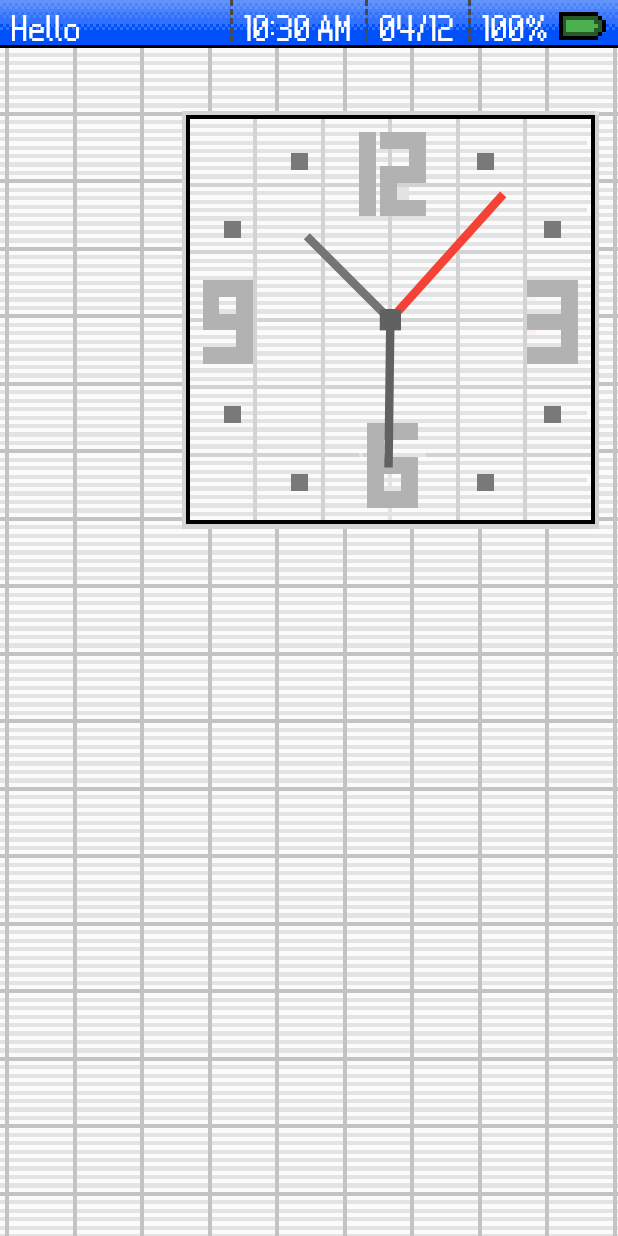
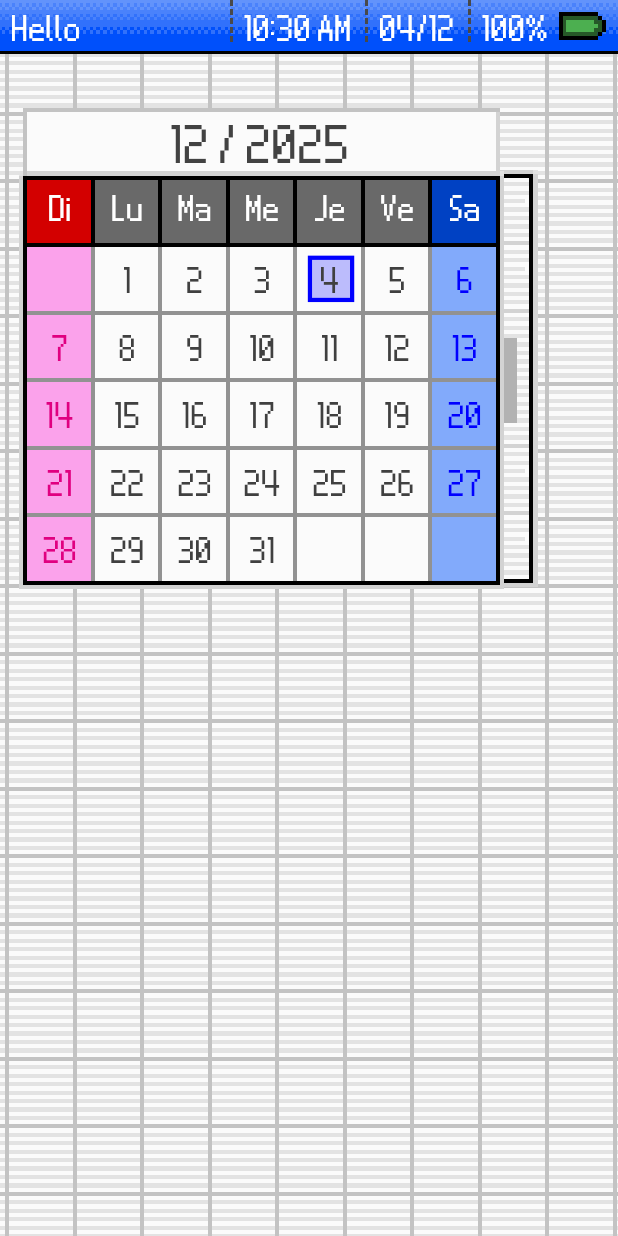
Before and after one commit to JeromeGsq/nds_gui_kit, a Flutter app: the screen it shows after launch, on a phone screen of 412 x 824 dp. Run offline on Flutter 3.47's test engine with Material 3 defaults, Android fonts, the phone set to English and light mode, and no system bars; our stand-ins replace battery_plus, gap; missing offline and left inert: external_display.

Commit message:
Enhance main application structure and UI components
- Added `NDSCalendar` widget to `TopScreen` in `main_page.dart`.
- Adjusted positioning of `NDSClock` for better layout.
- Refactored `main.dart` to support external display functionality with dedicated views for top and bottom screens.
- Improved `ImagePP` widget to accept an optional scale parameter.
- Updated `NDSText` widget to allow customizable font size.
- Increased height of `NDSTopBar` and adjusted padding for better visual alignment.

```diff
--- a/lib/main.dart
+++ b/lib/main.dart
@@ -1,26 +1,60 @@
+import 'package:external_display/external_display.dart';
 import 'package:flutter/material.dart';
 import 'package:flutter/services.dart';
 import 'package:nds_gui_kit/main_page.dart';
 
 const double scaleFactor = 5.625 / 2;
-void main() {
+
+void main() async {
+  WidgetsFlutterBinding.ensureInitialized();
+  SystemChrome.setEnabledSystemUIMode(SystemUiMode.immersiveSticky);
+
+  final screens = await externalDisplay.getScreen();
+  if (screens.length > 1) {
+    await externalDisplay.connect(
+      routeName: 'externalDisplayMain',
+      targetScreen: 1,
+    );
+  }
+
+  runApp(const TopDisplayView());
+}
+
+@pragma('vm:entry-point')
+void externalDisplayMain() {
   WidgetsFlutterBinding.ensureInitialized();
   SystemChrome.setEnabledSystemUIMode(SystemUiMode.immersiveSticky);
 
   runApp(
     const MaterialApp(
       debugShowCheckedModeBanner: false,
-      home: SizedBox(width: 1920, height: 1080, child: TopScreen()),
+      home: BottomDisplayView(),
     ),
   );
 }
 
-@pragma('vm:entry-point')
-void externalDisplayMain() {
-  runApp(
-    MaterialApp(
+class TopDisplayView extends StatelessWidget {
+  const TopDisplayView({super.key});
+
+  @override
+  Widget build(BuildContext context) {
+    return MaterialApp(
       debugShowCheckedModeBanner: false,
-      home: SizedBox(width: 1240, height: 1080, child: BottomScreen()),
-    ),
-  );
+      home: SizedBox(width: 1920, height: 1080, child: TopScreen()),
+    );
+  }
 }
+
+class BottomDisplayView extends StatelessWidget {
+  const BottomDisplayView({super.key});
+
+  @override
+  Widget build(BuildContext context) {
+    return Scaffold(
+      backgroundColor: Colors.lightBlue,
+      body: Center(
+        child: SizedBox(width: 1240, height: 1080, child: BottomScreen()),
+      ),
+    );
+  }
+}
--- a/lib/main_page.dart
+++ b/lib/main_page.dart
@@ -2,6 +2,7 @@ import 'package:flutter/material.dart';
 import 'package:nds_gui_kit/widgets/background_bottom.dart';
 import 'package:nds_gui_kit/widgets/background_top.dart';
 import 'package:nds_gui_kit/widgets/battery.dart';
+import 'package:nds_gui_kit/widgets/calendar.dart';
 import 'package:nds_gui_kit/widgets/clock.dart';
 import 'package:nds_gui_kit/widgets/text.dart';
 import 'package:nds_gui_kit/widgets/top_bar.dart';
@@ -36,7 +37,8 @@ class TopScreen extends StatelessWidget {
         ),
 
         // Content
-        Positioned(left: 121, top: 74, child: const NDSClock()),
+        Positioned(left: 80, top: 113, child: const NDSClock()),
+        Positioned(right: 76, top: 72, child: const NDSCalendar()),
       ],
     );
   }
--- /dev/null
+++ b/lib/widgets/calendar.dart
@@ -0,0 +1,170 @@
+import 'dart:async';
+
+import 'package:flutter/material.dart';
+import 'package:nds_gui_kit/main.dart';
+import 'package:nds_gui_kit/widgets/image_pp.dart';
+import 'package:nds_gui_kit/widgets/text.dart';
+
+class NDSCalendar extends StatefulWidget {
+  const NDSCalendar({super.key});
+
+  @override
+  NDSCalendarState createState() => NDSCalendarState();
+}
+
+class NDSCalendarState extends State<NDSCalendar> {
+  late DateTime _currentDate;
+  late Timer _timer;
+
+  static const double _cellWidth = 16;
+  static const double _cellHeight = 16;
+  static const double _headerHeight = 14.5;
+  static const double _weekdayHeight = 16;
+
+  @override
+  void initState() {
+    super.initState();
+    _currentDate = DateTime.now();
+
+    _timer = Timer.periodic(Duration(hours: 1), (timer) {
+      setState(() {
+        _currentDate = DateTime.now();
+      });
+    });
+  }
+
+  @override
+  void dispose() {
+    _timer.cancel();
+    super.dispose();
+  }
+
+  @override
+  Widget build(BuildContext context) {
+    final int year = _currentDate.year;
+    final int month = _currentDate.month;
+    final int today = _currentDate.day;
+
+    final firstDayOfMonth = DateTime(year, month, 1);
+    final daysInMonth = DateTime(year, month + 1, 0).day;
+    int startWeekday = firstDayOfMonth.weekday % 7;
+
+    return Stack(
+      children: [
+        ImagePP('assets/images/calendar.png'),
+        Positioned(
+          top: 2 * scaleFactor,
+          left: 0,
+          right: 0,
+          child: Center(
+            child: NDSText(
+              text: '${month.toString().padLeft(2, '0')} / $year',
+              fontSize: 16 * scaleFactor,
+              color: Colors.grey[800]!,
+            ),
+          ),
+        ),
+        Positioned(
+          top: (_headerHeight + 1) * scaleFactor,
+          left: 2 * scaleFactor,
+          child: _buildWeekdayHeader(),
+        ),
+        Positioned(
+          top: (_headerHeight + _weekdayHeight + 2) * scaleFactor,
+          left: 2 * scaleFactor,
+          child: _buildDaysGrid(daysInMonth, startWeekday, today),
+        ),
+      ],
+    );
+  }
+
+  Widget _buildWeekdayHeader() {
+    final weekdays = ['Di', 'Lu', 'Ma', 'Me', 'Je', 'Ve', 'Sa'];
+
+    return Row(
+      mainAxisSize: MainAxisSize.min,
+      children: List.generate(7, (index) {
+        return SizedBox(
+          width: _cellWidth * scaleFactor,
+          height: _cellHeight * scaleFactor,
+          child: Center(child: NDSText(text: weekdays[index])),
+        );
+      }),
+    );
+  }
+
+  Widget _buildDaysGrid(int daysInMonth, int startWeekday, int today) {
+    List<Widget> rows = [];
+    int dayCounter = 1;
+
+    int totalCells = startWeekday + daysInMonth;
+    int numWeeks = (totalCells / 7).ceil();
+
+    for (int week = 0; week < numWeeks; week++) {
+      List<Widget> dayCells = [];
+
+      for (int weekday = 0; weekday < 7; weekday++) {
+        int cellIndex = week * 7 + weekday;
+
+        if (cellIndex < startWeekday || dayCounter > daysInMonth) {
+          dayCells.add(
+            SizedBox(
+              width: _cellWidth * scaleFactor,
+              height: _cellHeight * scaleFactor,
+            ),
+          );
+        } else {
+          bool isToday = dayCounter == today;
+          dayCells.add(_buildDayCell(dayCounter, weekday, isToday));
+          dayCounter++;
+        }
+      }
+
+      rows.add(Row(mainAxisSize: MainAxisSize.min, children: dayCells));
+    }
+
+    return Column(mainAxisSize: MainAxisSize.min, children: rows);
+  }
+
+  Widget _buildDayCell(int day, int weekday, bool isToday) {
+    Color textColor;
+
+    if (weekday == 0) {
+      textColor = const Color(0xFFE00080);
+    } else if (weekday == 6) {
+      textColor = const Color(0xFF0000FF);
+    } else {
+      textColor = const Color(0xFF404040);
+    }
+
+    Widget content = NDSText(text: day.toString(), color: textColor);
+
+    if (isToday) {
+      return SizedBox(
+        width: _cellWidth * scaleFactor,
+        height: _cellHeight * scaleFactor,
+        child: Center(
+          child: Container(
+            width: 11 * scaleFactor,
+            height: 11 * scaleFactor,
+            decoration: BoxDecoration(
+              border: Border.all(
+                color: const Color(0xFF0000FF),
+                width: 1 * scaleFactor,
+              ),
+              color: const Color.fromARGB(64, 0, 0, 255),
+            ),
+            alignment: Alignment.center,
+            child: content,
+          ),
+        ),
+      );
+    }
+
+    return SizedBox(
+      width: _cellWidth * scaleFactor,
+      height: _cellHeight * scaleFactor,
+      child: Center(child: content),
+    );
+  }
+}
--- a/lib/widgets/clock.dart
+++ b/lib/widgets/clock.dart
@@ -93,12 +93,11 @@ class _ClockHand extends StatelessWidget {
   Widget build(BuildContext context) {
     return Transform.rotate(
       angle: angle,
-      child: Transform.translate(
-        offset: Offset(length * scaleFactor / 2, 0),
-        child: Container(
-          width: length * scaleFactor,
-          height: 2 * scaleFactor,
-          color: color,
+      child: Transform.scale(
+        scale: scaleFactor,
+        child: Transform.translate(
+          offset: Offset(length / 2, 0),
+          child: Container(width: length, height: 2, color: color),
         ),
       ),
     );
--- a/lib/widgets/image_pp.dart
+++ b/lib/widgets/image_pp.dart
@@ -6,16 +6,18 @@ class ImagePP extends StatelessWidget {
     this.imagePath, {
     super.key,
     this.repeat = ImageRepeat.noRepeat,
+    this.scale,
   });
 
   final String imagePath;
   final ImageRepeat repeat;
+  final double? scale;
 
   @override
   Widget build(BuildContext context) {
     return Image.asset(
       imagePath,
-      scale: 1 / (scaleFactor),
+      scale: scale ?? 1 / (scaleFactor),
       isAntiAlias: false,
       filterQuality: FilterQuality.none,
       repeat: repeat,
--- a/lib/widgets/text.dart
+++ b/lib/widgets/text.dart
@@ -1,17 +1,23 @@
 import 'package:flutter/material.dart';
 
 class NDSText extends StatelessWidget {
-  const NDSText({super.key, required this.text, this.color = Colors.white});
+  const NDSText({
+    super.key,
+    required this.text,
+    this.color = Colors.white,
+    this.fontSize = 30,
+  });
 
   final String text;
   final Color color;
+  final double fontSize;
 
   @override
   Widget build(BuildContext context) {
     return Text(
       text,
       style: TextStyle(
-        fontSize: 30,
+        fontSize: fontSize,
         color: color,
         fontFamily: 'Nintendo-DS-BIOS',
         decoration: TextDecoration.none,
--- a/lib/widgets/top_bar.dart
+++ b/lib/widgets/top_bar.dart
@@ -12,13 +12,13 @@ class NDSTopBar extends StatelessWidget {
   @override
   Widget build(BuildContext context) {
     return SizedBox(
-      height: 32,
+      height: 36,
       child: Stack(
         fit: StackFit.expand,
         children: [
           ImagePP('assets/images/top_bar_bg_1.png', repeat: ImageRepeat.repeat),
           Padding(
-            padding: const EdgeInsets.only(left: 8, right: 0),
+            padding: const EdgeInsets.only(left: 8, right: 0, bottom: 4),
             child: Row(
               crossAxisAlignment: CrossAxisAlignment.center,
               children: [
```
Also changed, not shown: assets/images/calendar.png (added).
